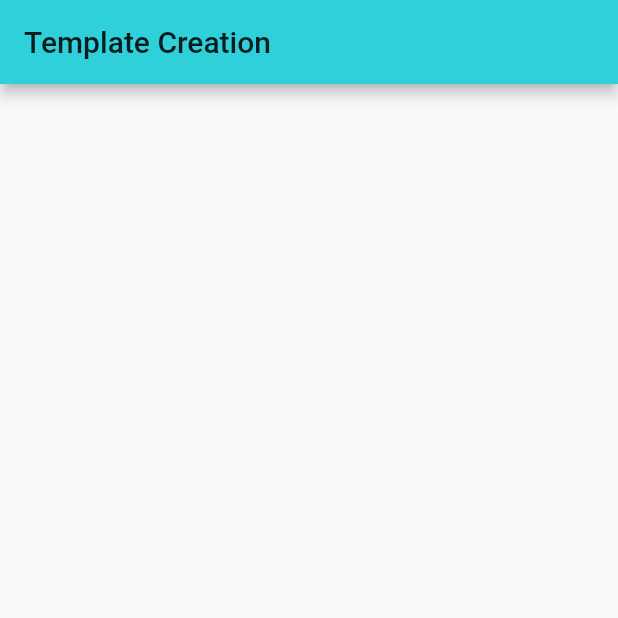
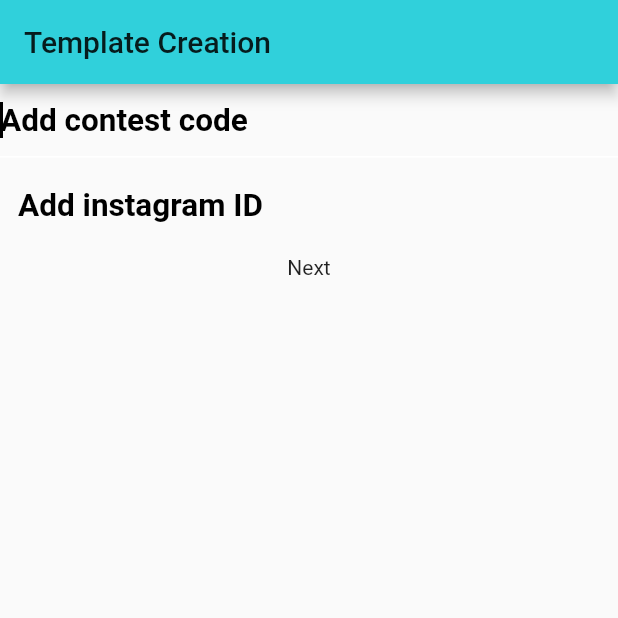
Before and after one commit to sri1sri/project_insta, a Flutter app: the screen it shows after launch, on a phone screen of 412 x 824 dp, the top half of it. Run offline on Flutter 3.47's test engine with Material 2 defaults, Android fonts, the phone set to English and light mode, and no system bars; our stand-ins replace cloud_firestore, firebase_auth, firebase_storage, flutter_offline, image_gallery_saver, image_picker and 2 more; missing offline and left inert: firebase_admob; accounts and stored records are empty; Roboto replaces fonts that are missing (BalooBhaina2).

Commit message:
first commit

```diff
--- /dev/null
+++ b/lib/commonFiles/app_fonts.dart
@@ -0,0 +1,24 @@
+import 'dart:ui';
+
+import 'package:flutter/material.dart';
+
+String mainFontFamily = 'BalooBhaina2';
+
+
+var boldTextStyle = TextStyle(
+    color: Colors.black,
+    fontFamily: mainFontFamily,
+    fontWeight: FontWeight.w800,
+    fontSize: 26,decoration: TextDecoration.none);
+
+var mediumTextStyle = TextStyle(
+    color: Colors.black,
+    fontFamily: mainFontFamily,
+    fontWeight: FontWeight.w600,
+    fontSize: 21,decoration: TextDecoration.none);
+
+var smallTextStyle = TextStyle(
+    color: Colors.black,
+    fontFamily: mainFontFamily,
+    fontWeight: FontWeight.w500,
+    fontSize: 17,decoration: TextDecoration.none);
--- a/lib/screens/add_details_page.dart
+++ b/lib/screens/add_details_page.dart
@@ -1,7 +1,12 @@
+import 'package:cloud_firestore/cloud_firestore.dart';
+import 'package:firebase_storage/firebase_storage.dart';
 import 'package:flutter/cupertino.dart';
 import 'package:flutter/material.dart';
+import 'package:projectinsta/commonFiles/app_fonts.dart';
+import 'package:projectinsta/commonFiles/app_varibles.dart';
 import 'package:projectinsta/commonFiles/custom_offline_widget.dart';
 import 'package:projectinsta/commonFiles/transperent_loading.dart';
+import 'package:projectinsta/screens/add_image_page.dart';
 
 class AddDetails extends StatelessWidget {
   @override
@@ -16,7 +21,71 @@ class F_AddDetails extends StatefulWidget {
 }
 
 class _F_AddDetailsState extends State<F_AddDetails> {
+
+  final _formKey = GlobalKey<FormState>();
   bool isLoading =  false;
+  bool contetIDCheck = true;
+
+  String _contestCode;
+  String _instaID;
+
+  final databaseReference = Firestore.instance;
+
+  final FocusNode _contestCodeFocusNode = FocusNode();
+  final FocusNode _instaIDFocusNode = FocusNode();
+
+  String backgroundImageURL;
+  int contestantCount;
+
+  void getData(String contestCode) async{
+    var document = await databaseReference.collection('contests').document(_contestCode).snapshots();
+    document.listen((data) async{
+
+      if(data.data.length != 0) {
+        final ref = FirebaseStorage.instance.ref().child('backgrounds/${data['background_image_title']}');
+        var url = await ref.getDownloadURL();
+
+        setState(() {
+          backgroundImageURL = url;
+          contestantCount = data['contestant_count'] + 1;
+        });
+
+        await databaseReference.collection("contests")
+            .document(contestCode)
+            .updateData({
+          'contestant_count': contestantCount,
+        });
+      }
+    });
+  }
+
+  bool _validateAndSaveForm() {
+    final form = _formKey.currentState;
+    if (form.validate()) {
+      form.save();
+      return true;
+    }
+    return false;
+  }
+
+  Future<void> _submit() async {
+    setState(() {
+      isLoading = true;
+    });
+
+    if (_validateAndSaveForm()) {
+
+
+      await getData(_contestCode);
+
+      GoToPage(context, AddImage(backgroundImageURL: backgroundImageURL, contestantNumber: contestantCount.toString(), instaID: _instaID,));
+
+    }
+    setState(() {
+      isLoading = false;
+    });
+  }
+
 
   @override
   Widget build(BuildContext context) {
@@ -37,7 +106,92 @@ class _F_AddDetailsState extends State<F_AddDetails> {
   Widget _buildContent(BuildContext context) {
     return  TransparentLoading(
         loading: isLoading,
-        child:Container(),
+        child:  Form(
+          key: _formKey,
+          child: Column(
+            children: <Widget>[
+              TextFormField(
+                onChanged: (value) => _contestCode = value,
+                textInputAction: TextInputAction.next,
+                autocorrect: true,
+                obscureText: false,
+                keyboardType: TextInputType.number,
+                keyboardAppearance: Brightness.dark,
+                focusNode: _contestCodeFocusNode,
+                onFieldSubmitted: (value) => value == ''
+                    ? null
+                    : FocusScope.of(context)
+                    .requestFocus(_instaIDFocusNode),
+                autofocus: true,
+                cursorColor: Colors.black,
+                style: mediumTextStyle,
+                decoration: InputDecoration(
+                  counterStyle: TextStyle(
+                    color: Colors.white,
+                  ),
+                  focusedBorder: UnderlineInputBorder(
+                    borderSide: const BorderSide(color: Colors.white),
+                  ),
+                  hintText: 'Add contest code',
+                  hintStyle: mediumTextStyle,
+                  enabledBorder: const OutlineInputBorder(
+                    borderSide: const BorderSide(
+                        color: Colors.transparent, width: 0.0),
+                  ),
+                ),
+                validator: (value) {
+                  print(value);
+                  if (value.isEmpty) {
+                    return 'Please enter contest code';
+                  }
+                  return null;
+                },
+              ),
+              TextFormField(
+                onChanged: (value) => _instaID = value,
+                textInputAction: TextInputAction.done,
+                autocorrect: true,
+                obscureText: false,
+                keyboardType: TextInputType.number,
+                keyboardAppearance: Brightness.dark,
+                focusNode: _instaIDFocusNode,
+                onEditingComplete: _submit,
+                autofocus: true,
+                cursorColor: Colors.black,
+                style: mediumTextStyle,
+                decoration: InputDecoration(
+                  counterStyle: TextStyle(
+                    color: Colors.white,
+                  ),
+                  focusedBorder: UnderlineInputBorder(
+                    borderSide: const BorderSide(color: Colors.white),
+                  ),
+                  hintText: 'Add instagram ID',
+                  hintStyle: mediumTextStyle,
+                  enabledBorder: const OutlineInputBorder(
+                    borderSide: const BorderSide(
+                        color: Colors.transparent, width: 0.0),
+                  ),
+                ),
+                validator: (value) {
+                  print(value);
+                  if (value.isEmpty) {
+                    return 'Please enter instagram ID';
+                  }
+                  return null;
+                },
+              ),
+
+              GestureDetector(
+                  onTap: (){
+                    _submit();
+                  },
+                  child: Text('Next')),
+
+              contetIDCheck == true ? Container(height: 0, width: 0,):Text('Please enter correct contest ID', style: mediumTextStyle,)
+            ],
+          ),
+        ),
     );
   }
 }
```
Also changed, not shown: lib/commonFiles/app_varibles.dart (added, +9 -0 lines), lib/screens/add_image_page.dart (+6 -6 lines), pubspec.lock, 2 other files.
